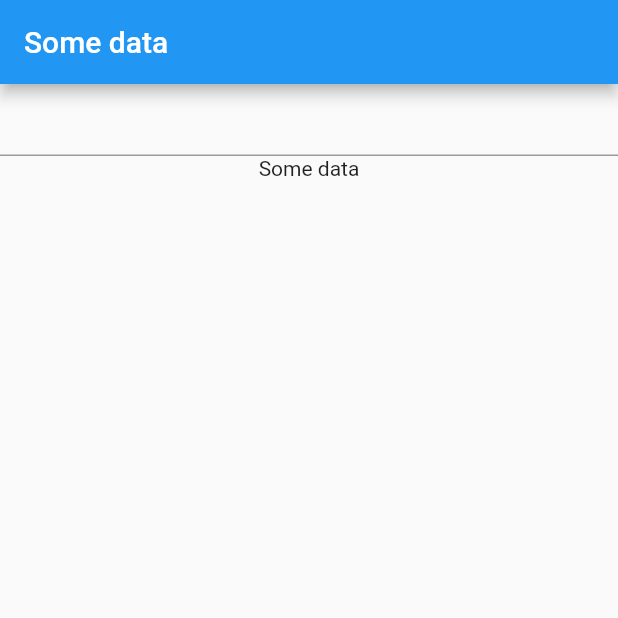
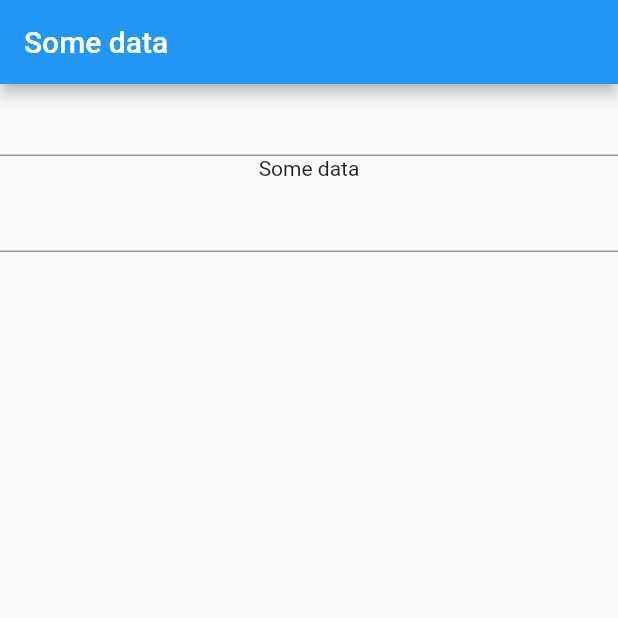
Before and after one commit to suesalito/ProviderExample, a Flutter app: the screen it shows after launch, on a phone screen of 412 x 824 dp, the top half of it. Run offline on Flutter 3.47's test engine with Material 2 defaults, Android fonts, the phone set to English and light mode, and no system bars.

```diff
--- a/lib/main.dart
+++ b/lib/main.dart
@@ -36,6 +36,7 @@ class Level2 extends StatelessWidget {
       children: [
         MyTextField(),
         Level3(),
+        MyTextField2(),
       ],
     );
   }
@@ -52,30 +53,41 @@ class MyText extends StatelessWidget {
   @override
   Widget build(BuildContext context) {
     //return Text(Provider.of<Data>(context, listen: true).data);
-    // return Consumer<Data>(
-    //   builder: (context, data, child) {
-    //     return Text(data.data);
-    //   },
-    // );
-    return Text(Provider.of<Data>(context, listen: false).data);
+    return Consumer<Data>(
+      builder: (context, data, child) {
+        return Text(data.data);
+      },
+    );
+    //return Text(Provider.of<Data>(context, listen: false).data);
   }
 }
+
+// ** 2 examples how to call textfield (from MyTextField and MyTextField2 classes)
+// and update the value back to the Data.data
+// seems like the Consumer version is newer.
 
 class MyTextField extends StatelessWidget {
   @override
   Widget build(BuildContext context) {
-    //   return Consumer<Data>(
-    //     builder: (context, data, child) {
-    //       return TextField(
-    //         onChanged: (newText) {
-    //           print(newText);
-    //           // this is called to change the txt of the Data class.
-    //           data.changeString(newText);
-    //         },
-    //       );
-    //     },
-    //   );
-    // }
+    //Consumer trick that will probably work in any cases.
+    return Consumer<Data>(
+      builder: (context, data, child) {
+        return TextField(
+          onChanged: (newText) {
+            print(newText);
+            // this is called to change the txt of the Data class.
+            data.changeString(newText);
+          },
+        );
+      },
+    );
+  }
+}
+
+class MyTextField2 extends StatelessWidget {
+  @override
+  Widget build(BuildContext context) {
+    // This option below is work to call method.
     return TextField(
       onChanged: (newText) {
         print(newText);
```
